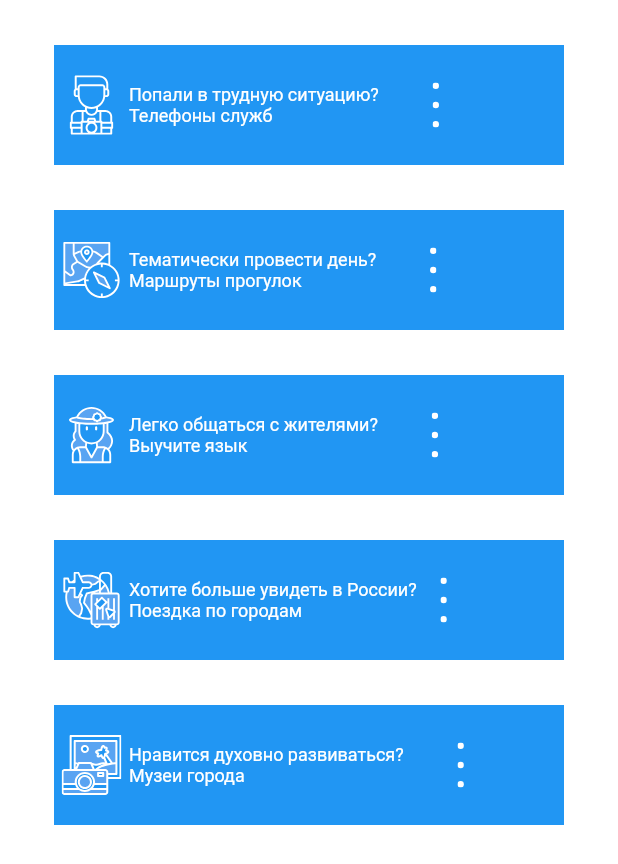
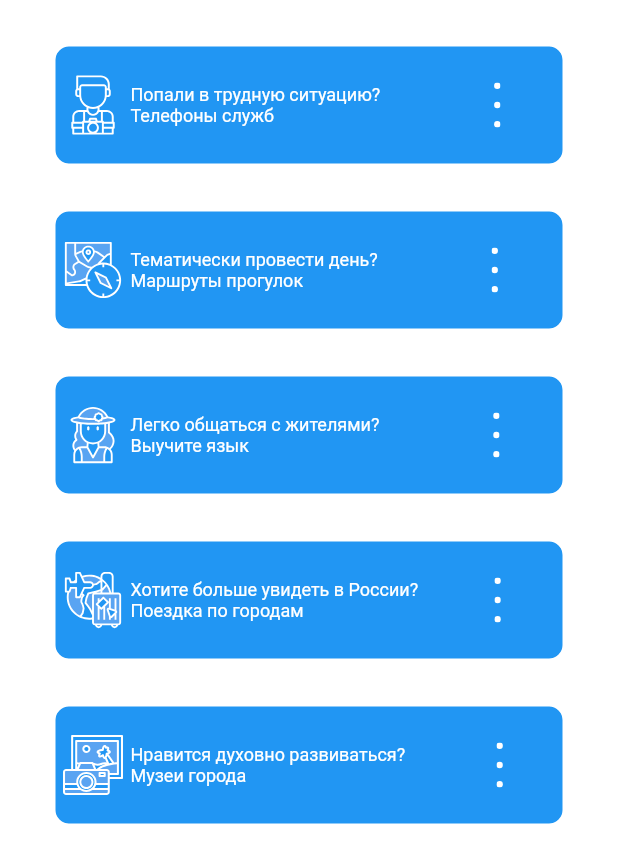
Before and after one commit to Nekori228/VS-main, a Flutter app: the screen it shows after launch, on a phone screen of 412 x 824 dp. Shown: the top 864 px of the screen. Run offline on Flutter 3.47's test engine with Material 2 defaults, Android fonts, the phone set to English and light mode, and no system bars; our stand-ins replace flutter_svg.

Commit message:
Apdate container, phone

```diff
--- a/lib/main.dart
+++ b/lib/main.dart
@@ -1,6 +1,5 @@
 import 'package:flutter/material.dart';
 import 'package:untitled/pages/home.dart';
-import 'package:untitled/pages/language.dart';
 import 'package:untitled/pages/phone.dart';
 import 'package:untitled/pages/routeCatalog.dart';
 import 'package:untitled/pages/language.dart';
--- a/lib/pages/home.dart
+++ b/lib/pages/home.dart
@@ -25,12 +25,12 @@ class _HomeState extends State<Home> {
                     Navigator.pushNamed(context, '/phone');
                   },
                   child: Container(
-                    // decoration: BoxDecoration(
-                    //   borderRadius: BorderRadius.circular(10),
-                    //   color: Colors.white,
-                    // ),
+                    decoration: BoxDecoration(
+                      borderRadius: BorderRadius.circular(10),
+                      border: Border.all(color: Colors.white),
+                      color: Colors.blue
+                    ),
                     margin: EdgeInsets.all(15),
-                    color: Colors.blue,
                     width: 340,
                     height: 80,
                     child: Row(
@@ -46,10 +46,13 @@ class _HomeState extends State<Home> {
                             style:
                                 TextStyle(color: Colors.white, fontSize: 12)),
                         Padding(padding: EdgeInsets.all(10)),
-                        SizedBox(
+                        Padding(
+                          padding: EdgeInsets.fromLTRB(40, 0, 0, 0),
+                          child: SizedBox(
                               width: 30,
                               height: 30,
-                            child: SvgPicture.asset('assets/images/more.svg'))
+                              child: SvgPicture.asset('assets/images/more.svg')),
+                        )
                       ],
                     ),
                   ),
@@ -60,8 +63,12 @@ class _HomeState extends State<Home> {
                   Navigator.pushNamed(context, '/catalog');
                 },
                 child: Container(
+                  decoration: BoxDecoration(
+                      borderRadius: BorderRadius.circular(10),
+                      border: Border.all(color: Colors.white),
+                      color: Colors.blue
+                  ),
                   margin: EdgeInsets.all(15),
-                  color: Colors.blue,
                   width: 340,
                   height: 80,
                   child: Row(
@@ -76,10 +83,13 @@ class _HomeState extends State<Home> {
                       Text('Тематически провести день? \nМаршруты прогулок',
                           style: TextStyle(color: Colors.white, fontSize: 12)),
                       Padding(padding: EdgeInsets.all(10)),
-                      SizedBox(
+                      Padding(
+                        padding: EdgeInsets.fromLTRB(40, 0, 0, 0),
+                        child: SizedBox(
                             width: 30,
                             height: 30,
-                          child: SvgPicture.asset('assets/images/more.svg'))
+                            child: SvgPicture.asset('assets/images/more.svg')),
+                      )
                     ],
                   ),
                 ),
@@ -89,8 +99,12 @@ class _HomeState extends State<Home> {
                   Navigator.pushNamed(context, '/language');
                 },
                 child: Container(
+                  decoration: BoxDecoration(
+                      borderRadius: BorderRadius.circular(10),
+                      border: Border.all(color: Colors.white),
+                      color: Colors.blue
+                  ),
                   margin: EdgeInsets.all(15),
-                  color: Colors.blue,
                   width: 340,
                   height: 80,
                   child: Row(
@@ -105,10 +119,13 @@ class _HomeState extends State<Home> {
                       Text('Легко общаться с жителями? \nВыучите язык',
                           style: TextStyle(color: Colors.white, fontSize: 12)),
                       Padding(padding: EdgeInsets.all(10)),
-                      SizedBox(
+                      Padding(
+                        padding: EdgeInsets.fromLTRB(40, 0, 0, 0),
+                        child: SizedBox(
                             width: 30,
                             height: 30,
-                          child: SvgPicture.asset('assets/images/more.svg'))
+                            child: SvgPicture.asset('assets/images/more.svg')),
+                      )
                     ],
                   ),
                 ),
@@ -117,9 +134,12 @@ class _HomeState extends State<Home> {
                 onTap: () {
                   Navigator.pushNamed(context, '/travel');
                 },
-                child: Container(
+                child: Container(decoration: BoxDecoration(
+                    borderRadius: BorderRadius.circular(10),
+                    border: Border.all(color: Colors.white),
+                    color: Colors.blue
+                ),
                   margin: EdgeInsets.all(15),
-                  color: Colors.blue,
                   width: 340,
                   height: 80,
                   child: Row(
@@ -135,10 +155,13 @@ class _HomeState extends State<Home> {
                       Text(
                           'Хотите больше увидеть в России? \nПоездка по городам',
                           style: TextStyle(color: Colors.white, fontSize: 12)),
-                      SizedBox(
+                      Padding(
+                        padding: EdgeInsets.fromLTRB(35, 0, 0, 0),
+                        child: SizedBox(
                             width: 30,
                             height: 30,
                             child: SvgPicture.asset('assets/images/more.svg')),
+                      ),
                     ],
                   ),
                 ),
@@ -148,8 +171,12 @@ class _HomeState extends State<Home> {
                   Navigator.pushNamed(context, '/museum');
                 },
                 child: Container(
+                  decoration: BoxDecoration(
+                      borderRadius: BorderRadius.circular(10),
+                      border: Border.all(color: Colors.white),
+                      color: Colors.blue
+                  ),
                   margin: EdgeInsets.all(15),
-                  color: Colors.blue,
                   width: 340,
                   height: 80,
                   child: Row(
@@ -164,10 +191,13 @@ class _HomeState extends State<Home> {
                       Text('Нравится духовно развиваться? \nМузеи города',
                           style: TextStyle(color: Colors.white, fontSize: 12)),
                       Padding(padding: EdgeInsets.all(10)),
-                      SizedBox(
+                      Padding(
+                        padding: EdgeInsets.fromLTRB(25, 0, 0, 0),
+                        child: SizedBox(
                             width: 30,
                             height: 30,
-                          child: SvgPicture.asset('assets/images/more.svg'))
+                            child: SvgPicture.asset('assets/images/more.svg')),
+                      )
                     ],
                   ),
                 ),
--- a/lib/pages/phone.dart
+++ b/lib/pages/phone.dart
@@ -5,6 +5,18 @@ class Phone extends StatelessWidget {
 
   @override
   Widget build(BuildContext context) {
-    return Container(child: Text('1'),);
+    return Scaffold(
+      backgroundColor: Colors.white,
+      appBar: AppBar(
+        elevation: 0,
+        iconTheme: IconThemeData(color: Colors.blue),
+        centerTitle: true,
+        backgroundColor: Colors.white,
+        title: Text(
+          'Телефоны служб',
+          style: TextStyle(color: Colors.black, fontSize: 14),
+        ),
+      ),
+    );
   }
 }
```
Lines whose indentation alone changed are shown as unchanged.
